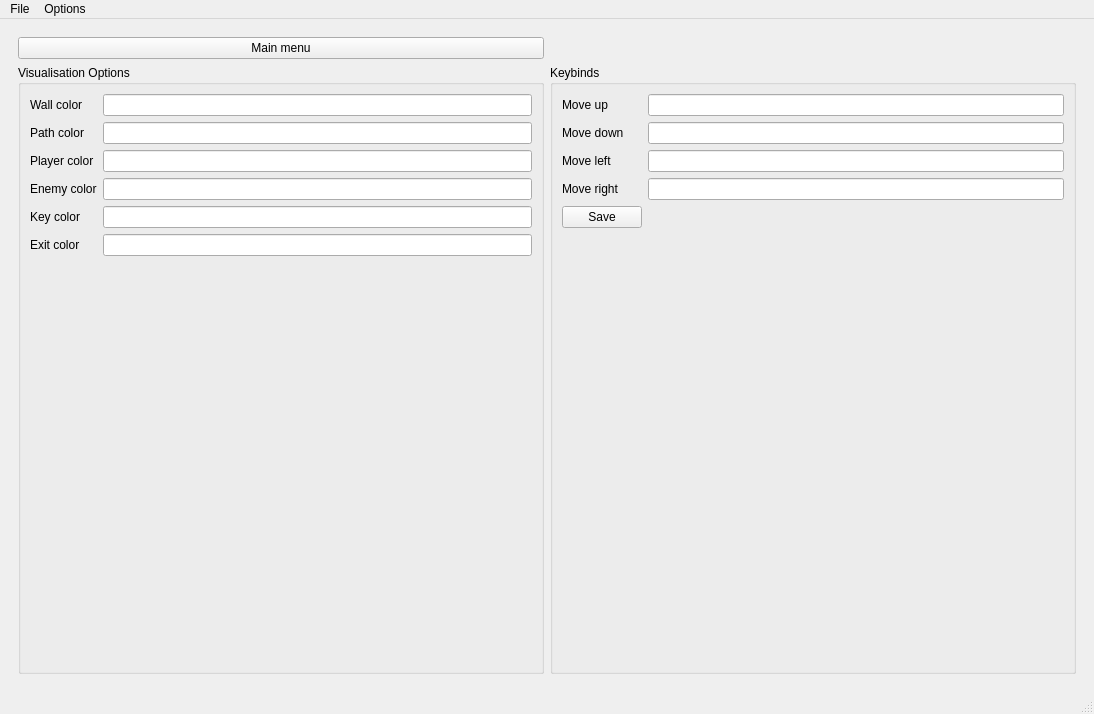
The window that QT_UI_Design/UI_MazeWindow.ui (JasonLiu1229/Automata-Group-Project_2021-2022) describes before a commit, drawn with Qt 5.
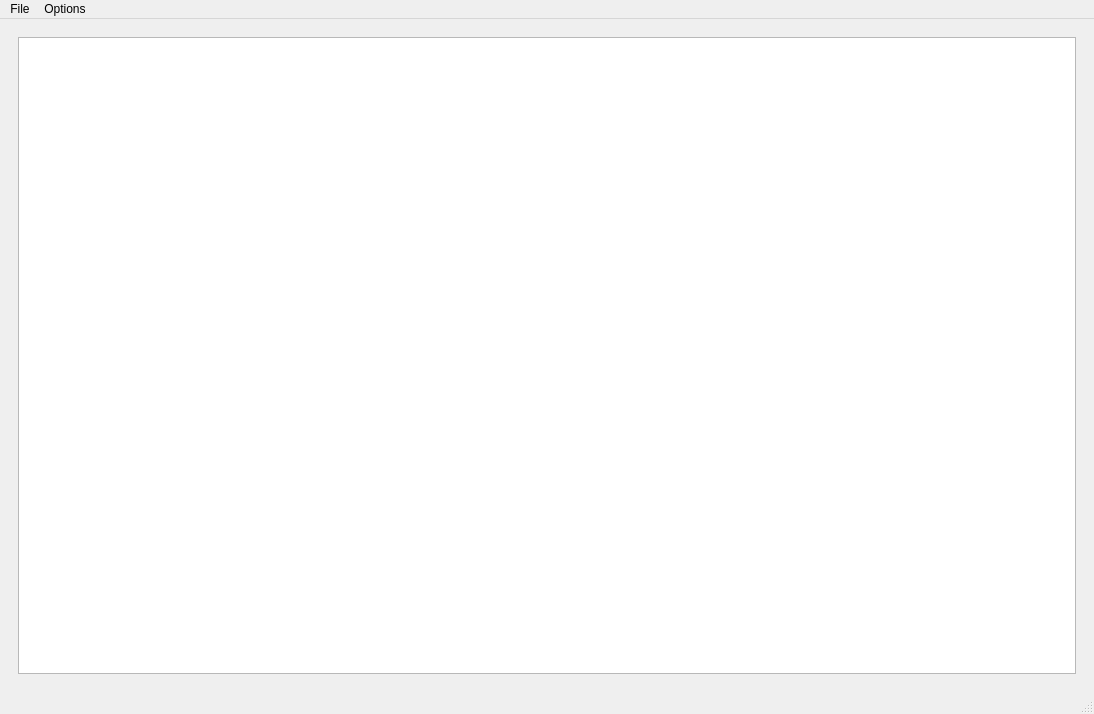
The same window after the commit. Icons and pictures are not drawn.

Commit message: Started scoreBoard screen

Diff of the .ui file:
```diff
--- a/QT_UI_Design/UI_MazeWindow.ui
+++ b/QT_UI_Design/UI_MazeWindow.ui
@@ -54,7 +54,7 @@
     <item>
      <widget class="QStackedWidget" name="MenuScreens">
       <property name="currentIndex">
-       <number>3</number>
+       <number>5</number>
       </property>
       <widget class="QWidget" name="MainMenu">
        <layout class="QGridLayout" name="gridLayout_3">
@@ -488,6 +488,13 @@
         </item>
        </layout>
       </widget>
+      <widget class="QWidget" name="page_2">
+       <layout class="QHBoxLayout" name="horizontalLayout">
+        <item>
+         <widget class="QTableView" name="scoreBoard"/>
+        </item>
+       </layout>
+      </widget>
      </widget>
     </item>
    </layout>
```
The commit also changes 2 other files.
